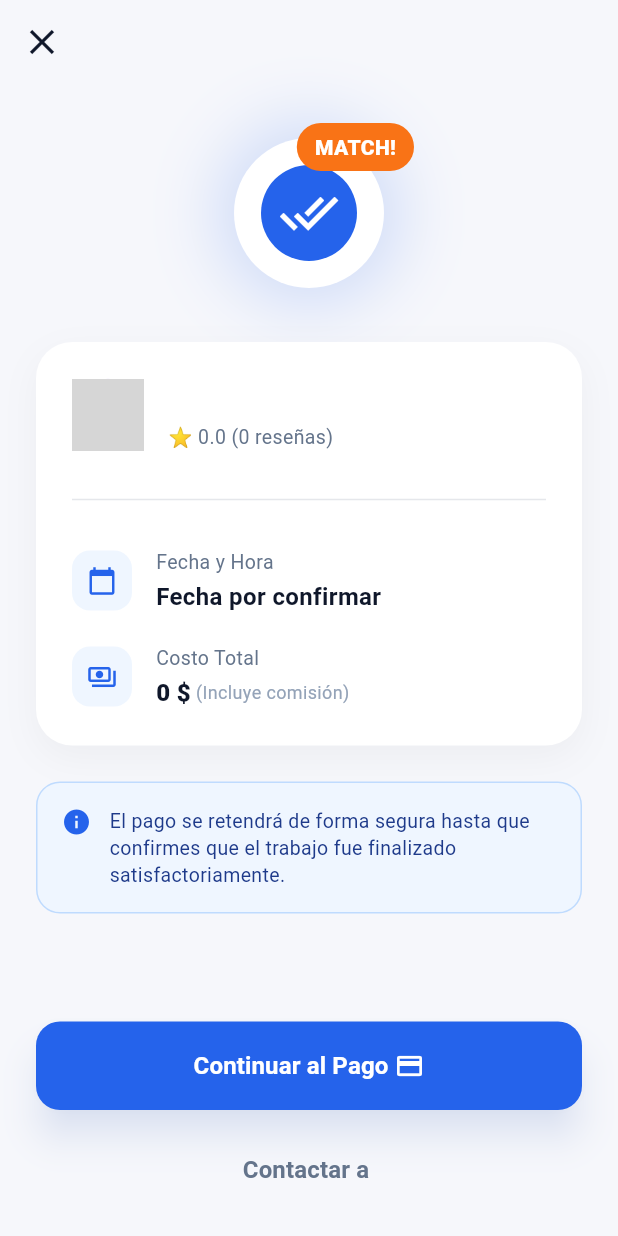
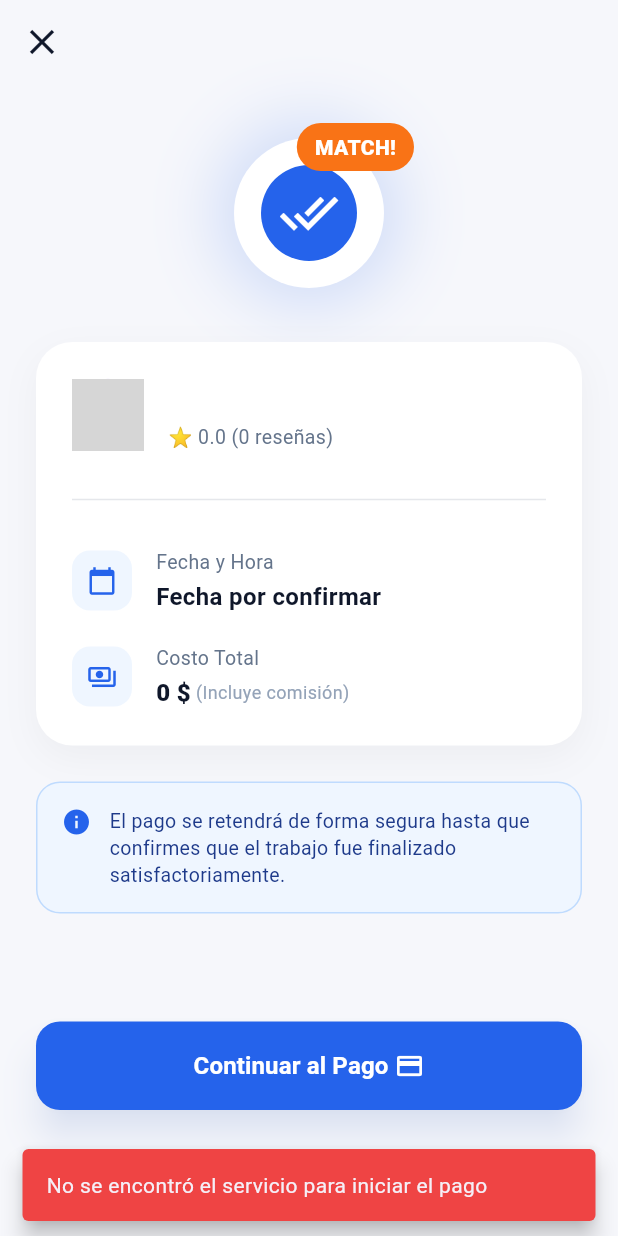
Before and after one commit to isabellacv1/sercom_frontend, a Flutter app: the MatchConfirmationScreen screen opened directly with empty values, after a tap on "Continuar al Pago", on a phone screen of 412 x 824 dp. Run offline on Flutter 3.47's test engine with Material 3 defaults, Android fonts, the light colour scheme and no system bars; our stand-ins replace dio, file_picker, geocoding, geolocator, google_fonts, google_maps_flutter and 4 more; accounts and stored records are empty; network calls fail; grey boxes are pictures that could not be loaded.

Commit message:
feat(payments): connect Mercado Pago checkout from match confirmation

```diff
--- a/lib/screens/match_confirmation_screen.dart
+++ b/lib/screens/match_confirmation_screen.dart
@@ -1,11 +1,14 @@
 import 'package:flutter/material.dart';
+import 'package:url_launcher/url_launcher.dart';
+
 import '../core/display_formatters.dart';
 import '../models/chat_room.dart';
 import '../models/technician.dart';
 import '../services/chat_service.dart';
+import '../services/payment_service.dart';
 import 'chat_page.dart';
 
-class MatchConfirmationScreen extends StatelessWidget {
+class MatchConfirmationScreen extends StatefulWidget {
   final Technician technician;
   final String? serviceId;
   final String? serviceTitle;
@@ -17,8 +20,63 @@ class MatchConfirmationScreen extends StatelessWidget {
     this.serviceTitle,
   });
 
+  @override
+  State<MatchConfirmationScreen> createState() =>
+      _MatchConfirmationScreenState();
+}
+
+class _MatchConfirmationScreenState extends State<MatchConfirmationScreen> {
+  bool _isPaying = false;
+
+  Future<void> _continueToPayment() async {
+    final id = widget.serviceId?.trim();
+
+    if (id == null || id.isEmpty) {
+      ScaffoldMessenger.of(context).showSnackBar(
+        const SnackBar(
+          content: Text('No se encontró el servicio para iniciar el pago'),
+          backgroundColor: Color(0xFFEF4444),
+          behavior: SnackBarBehavior.floating,
+        ),
+      );
+      return;
+    }
+
+    setState(() => _isPaying = true);
+
+    try {
+      final paymentLink = await PaymentService().createMercadoPagoLink(id);
+      final uri = Uri.parse(paymentLink.checkoutUrl);
+
+      final opened = await launchUrl(
+        uri,
+        mode: LaunchMode.externalApplication,
+      );
+
+      if (!opened) {
+        throw Exception('No se pudo abrir Mercado Pago');
+      }
+    } catch (e) {
+      if (!mounted) return;
+
+      final message = e.toString().replaceAll('Exception: ', '');
+      ScaffoldMessenger.of(context).showSnackBar(
+        SnackBar(
+          content: Text('No se pudo iniciar el pago: $message'),
+          backgroundColor: const Color(0xFFEF4444),
+          behavior: SnackBarBehavior.floating,
+        ),
+      );
+    } finally {
+      if (mounted) {
+        setState(() => _isPaying = false);
+      }
+    }
+  }
+
   Future<void> _openChat(BuildContext context) async {
-    final id = serviceId?.trim();
+    final id = widget.serviceId?.trim();
+
     if (id == null || id.isEmpty) {
       Navigator.pushNamed(context, '/chat-rooms');
       return;
@@ -26,15 +84,16 @@ class MatchConfirmationScreen extends StatelessWidget {
 
     try {
       final room = await ChatService().getRoomByService(id);
+
       if (!context.mounted) return;
 
       final chatRoom = ChatRoom(
         id: room.id,
         serviceId: room.serviceId.isNotEmpty ? room.serviceId : id,
-        title: serviceTitle ?? room.title,
-        participantName: technician.name,
-        participantSubtitle: technician.title,
-        participantAvatarUrl: technician.profileImageUrl,
+        title: widget.serviceTitle ?? room.title,
+        participantName: widget.technician.name,
+        participantSubtitle: widget.technician.title,
+        participantAvatarUrl: widget.technician.profileImageUrl,
         lastMessagePreview: room.lastMessagePreview,
         updatedAt: room.updatedAt,
         unreadCount: room.unreadCount,
@@ -42,12 +101,15 @@ class MatchConfirmationScreen extends StatelessWidget {
 
       Navigator.push(
         context,
-        MaterialPageRoute(builder: (_) => ChatPage(room: chatRoom)),
+        MaterialPageRoute(
+          builder: (_) => ChatPage(room: chatRoom),
+        ),
       );
     } catch (e) {
       if (!context.mounted) return;
 
       final message = e.toString().replaceAll('Exception: ', '');
+
       ScaffoldMessenger.of(context).showSnackBar(
         SnackBar(
           content: Text('No se pudo abrir el chat: $message'),
@@ -66,9 +128,12 @@ class MatchConfirmationScreen extends StatelessWidget {
         backgroundColor: Colors.transparent,
         elevation: 0,
         leading: IconButton(
-          icon: const Icon(Icons.close, color: Color(0xFF0F172A), size: 28),
+          icon: const Icon(
+            Icons.close,
+            color: Color(0xFF0F172A),
+            size: 28,
+          ),
           onPressed: () {
-            // Regresar al home o misiones
             Navigator.of(context).popUntil((route) => route.isFirst);
           },
         ),
@@ -81,7 +146,6 @@ class MatchConfirmationScreen extends StatelessWidget {
             children: [
               const Spacer(flex: 1),
 
-              // Animated checkmark illustration (Badge included)
               Stack(
                 clipBehavior: Clip.none,
                 alignment: Alignment.center,
@@ -142,7 +206,6 @@ class MatchConfirmationScreen extends StatelessWidget {
 
               const Spacer(flex: 1),
 
-              // Match details card
               Container(
                 padding: const EdgeInsets.all(24),
                 decoration: BoxDecoration(
@@ -163,15 +226,18 @@ class MatchConfirmationScreen extends StatelessWidget {
                         CircleAvatar(
                           radius: 24,
                           backgroundImage: NetworkImage(
-                            technician.profileImageUrl,
+                            widget.technician.profileImageUrl,
                           ),
                         ),
                         const SizedBox(width: 16),
-                        Column(
+                        Expanded(
+                          child: Column(
                             crossAxisAlignment: CrossAxisAlignment.start,
                             children: [
                               Text(
-                              technician.name,
+                                widget.technician.name,
+                                maxLines: 1,
+                                overflow: TextOverflow.ellipsis,
                                 style: const TextStyle(
                                   fontSize: 18,
                                   fontWeight: FontWeight.w800,
@@ -180,7 +246,7 @@ class MatchConfirmationScreen extends StatelessWidget {
                               ),
                               const SizedBox(height: 4),
                               Text(
-                              '⭐ ${technician.rating} (${technician.reviewsCount} reseñas)',
+                                '⭐ ${widget.technician.rating} (${widget.technician.reviewsCount} reseñas)',
                                 style: const TextStyle(
                                   color: Color(0xFF64748B),
                                   fontSize: 13,
@@ -188,11 +254,15 @@ class MatchConfirmationScreen extends StatelessWidget {
                               ),
                             ],
                           ),
+                        ),
                       ],
                     ),
                     const Padding(
                       padding: EdgeInsets.symmetric(vertical: 24),
-                      child: Divider(color: Color(0xFFE5E7EB), thickness: 1),
+                      child: Divider(
+                        color: Color(0xFFE5E7EB),
+                        thickness: 1,
+                      ),
                     ),
                     Row(
                       children: [
@@ -209,7 +279,8 @@ class MatchConfirmationScreen extends StatelessWidget {
                           ),
                         ),
                         const SizedBox(width: 16),
-                        Column(
+                        Expanded(
+                          child: Column(
                             crossAxisAlignment: CrossAxisAlignment.start,
                             children: [
                               const Text(
@@ -222,17 +293,18 @@ class MatchConfirmationScreen extends StatelessWidget {
                               const SizedBox(height: 2),
                               Text(
                                 formatAvailabilityLabel(
-                                date: technician.availableDate,
-                                from: technician.availableFrom,
-                                to: technician.availableTo,
+                                  date: widget.technician.availableDate,
+                                  from: widget.technician.availableFrom,
+                                  to: widget.technician.availableTo,
                                 ),
-                              style: TextStyle(
+                                style: const TextStyle(
                                   fontSize: 16,
                                   fontWeight: FontWeight.w700,
                                   color: Color(0xFF0F172A),
                                 ),
                               ),
                             ],
+                          ),
                         ),
                       ],
                     ),
@@ -252,7 +324,8 @@ class MatchConfirmationScreen extends StatelessWidget {
                           ),
                         ),
                         const SizedBox(width: 16),
-                        Column(
+                        Expanded(
+                          child: Column(
                             crossAxisAlignment: CrossAxisAlignment.start,
                             children: [
                               const Text(
@@ -263,10 +336,13 @@ class MatchConfirmationScreen extends StatelessWidget {
                                 ),
                               ),
                               const SizedBox(height: 2),
-                            Row(
+                              Wrap(
+                                crossAxisAlignment: WrapCrossAlignment.center,
                                 children: [
                                   Text(
-                                  formatCurrencyCop(technician.proposedPrice),
+                                    formatCurrencyCop(
+                                      widget.technician.proposedPrice,
+                                    ),
                                     style: const TextStyle(
                                       fontSize: 16,
                                       fontWeight: FontWeight.w800,
@@ -284,6 +360,7 @@ class MatchConfirmationScreen extends StatelessWidget {
                               ),
                             ],
                           ),
+                        ),
                       ],
                     ),
                   ],
@@ -292,18 +369,23 @@ class MatchConfirmationScreen extends StatelessWidget {
 
               const SizedBox(height: 24),
 
-              // Info note
               Container(
                 padding: const EdgeInsets.all(16),
                 decoration: BoxDecoration(
                   color: const Color(0xFFEFF6FF),
                   borderRadius: BorderRadius.circular(16),
-                  border: Border.all(color: const Color(0xFFBFDBFE)),
+                  border: Border.all(
+                    color: const Color(0xFFBFDBFE),
                   ),
-                child: Row(
+                ),
+                child: const Row(
                   crossAxisAlignment: CrossAxisAlignment.start,
-                  children: const [
-                    Icon(Icons.info, color: Color(0xFF2563EB), size: 20),
+                  children: [
+                    Icon(
+                      Icons.info,
+                      color: Color(0xFF2563EB),
+                      size: 20,
+                    ),
                     SizedBox(width: 12),
                     Expanded(
                       child: Text(
@@ -321,13 +403,13 @@ class MatchConfirmationScreen extends StatelessWidget {
 
               const Spacer(flex: 2),
 
-              // Bottom Buttons
               SizedBox(
                 width: double.infinity,
                 child: ElevatedButton(
-                  onPressed: () {},
+                  onPressed: _isPaying ? null : _continueToPayment,
                   style: ElevatedButton.styleFrom(
                     backgroundColor: const Color(0xFF2563EB),
+                    disabledBackgroundColor: const Color(0xFF93C5FD),
                     padding: const EdgeInsets.symmetric(vertical: 18),
                     shape: RoundedRectangleBorder(
                       borderRadius: BorderRadius.circular(16),
@@ -335,9 +417,18 @@ class MatchConfirmationScreen extends StatelessWidget {
                     elevation: 10,
                     shadowColor: const Color(0x332563EB),
                   ),
-                  child: Row(
+                  child: _isPaying
+                      ? const SizedBox(
+                          width: 22,
+                          height: 22,
+                          child: CircularProgressIndicator(
+                            strokeWidth: 2,
+                            color: Colors.white,
+                          ),
+                        )
+                      : const Row(
                           mainAxisAlignment: MainAxisAlignment.center,
-                    children: const [
+                          children: [
                             Text(
                               'Continuar al Pago ',
                               style: TextStyle(
@@ -346,16 +437,20 @@ class MatchConfirmationScreen extends StatelessWidget {
                                 fontWeight: FontWeight.w700,
                               ),
                             ),
-                      Icon(Icons.credit_card, color: Colors.white, size: 20),
+                            Icon(
+                              Icons.credit_card,
+                              color: Colors.white,
+                              size: 20,
+                            ),
                           ],
                         ),
                 ),
               ),
               const SizedBox(height: 16),
               TextButton(
-                onPressed: () => _openChat(context),
+                onPressed: _isPaying ? null : () => _openChat(context),
                 child: Text(
-                  'Contactar a ${technician.name}',
+                  'Contactar a ${widget.technician.name}',
                   style: const TextStyle(
                     color: Color(0xFF64748B),
                     fontWeight: FontWeight.w600,
--- a/pubspec.yaml
+++ b/pubspec.yaml
@@ -31,6 +31,7 @@ dependencies:
   flutter:
     sdk: flutter
   dio: ^5.4.3+1
+  url_launcher: ^6.3.1
   file_picker: ^10.1.9
   google_maps_flutter: ^2.14.2
   geolocator: ^13.0.2
```
Also changed, not shown: lib/services/payment_service.dart (added, +87 -0 lines), pubspec.lock. Lines whose indentation alone changed are shown as unchanged.
